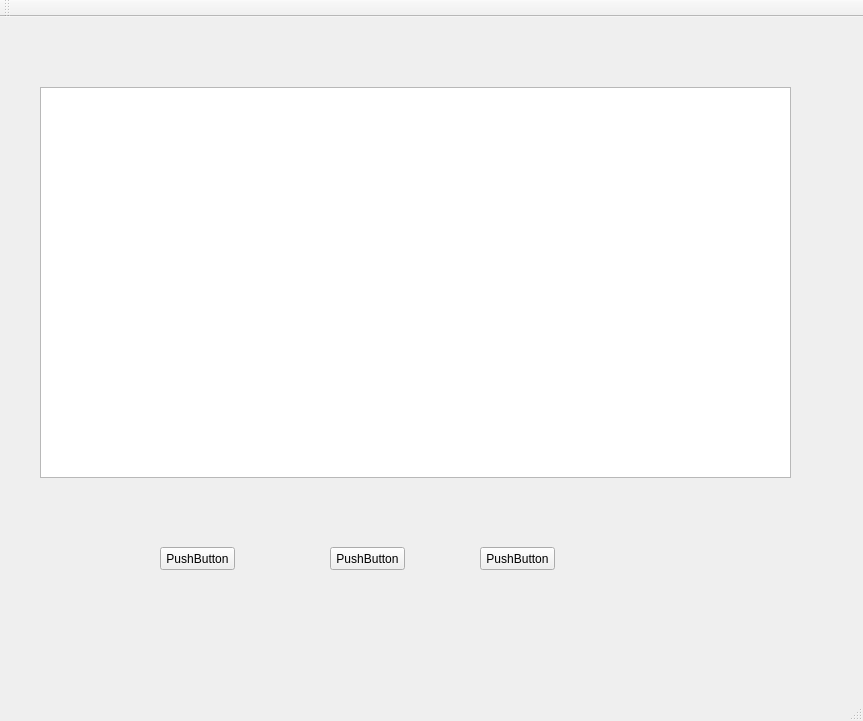
Old version of the form mainwindowencryption.ui in the repository facat/QT_Encryption.
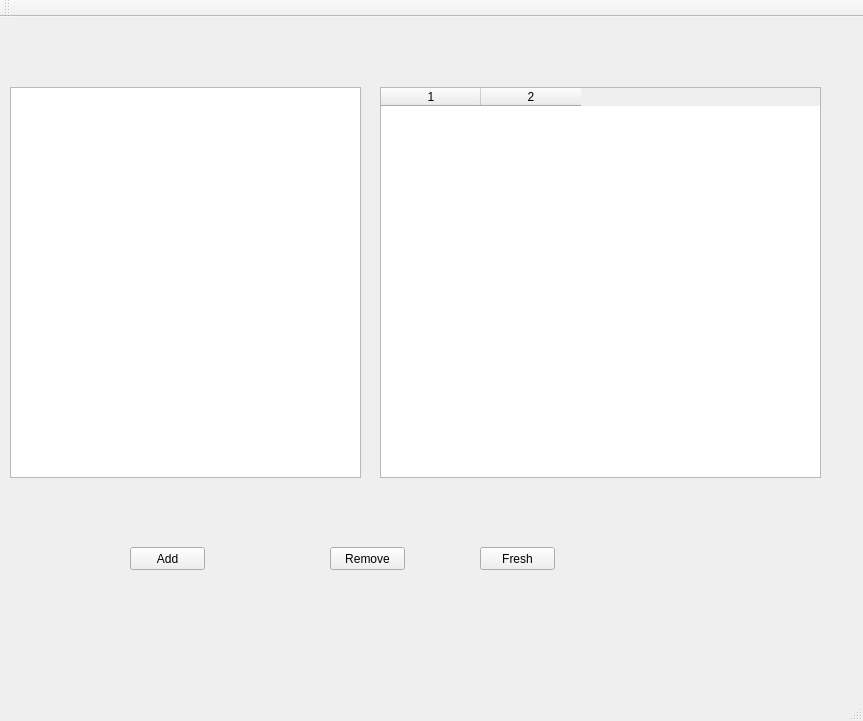
New version of the form.

What changed in the file:
```diff
--- a/mainwindowencryption.ui
+++ b/mainwindowencryption.ui
@@ -17,9 +17,9 @@
    <widget class="QListWidget" name="listWidget">
     <property name="geometry">
      <rect>
-      <x>40</x>
+      <x>10</x>
       <y>70</y>
-      <width>751</width>
+      <width>351</width>
       <height>391</height>
      </rect>
     </property>
@@ -34,25 +34,12 @@
      </rect>
     </property>
     <property name="text">
-     <string>PushButton</string>
+     <string>Remove</string>
     </property>
    </widget>
    <widget class="QPushButton" name="pushButtonFresh">
     <property name="geometry">
      <rect>
-      <x>160</x>
-      <y>530</y>
-      <width>75</width>
-      <height>23</height>
-     </rect>
-    </property>
-    <property name="text">
-     <string>PushButton</string>
-    </property>
-   </widget>
-   <widget class="QPushButton" name="pushButtonRemove">
-    <property name="geometry">
-     <rect>
       <x>480</x>
       <y>530</y>
       <width>75</width>
@@ -60,9 +47,43 @@
      </rect>
     </property>
     <property name="text">
-     <string>PushButton</string>
+     <string>Fresh</string>
     </property>
    </widget>
+   <widget class="QPushButton" name="pushButtonAdd">
+    <property name="geometry">
+     <rect>
+      <x>130</x>
+      <y>530</y>
+      <width>75</width>
+      <height>23</height>
+     </rect>
+    </property>
+    <property name="text">
+     <string>Add</string>
+    </property>
+   </widget>
+   <widget class="QTableWidget" name="tableWidgetDetail">
+    <property name="geometry">
+     <rect>
+      <x>380</x>
+      <y>70</y>
+      <width>441</width>
+      <height>391</height>
+     </rect>
+    </property>
+    <property name="sortingEnabled">
+     <bool>true</bool>
+    </property>
+    <property name="cornerButtonEnabled">
+     <bool>false</bool>
+    </property>
+    <property name="columnCount">
+     <number>2</number>
+    </property>
+    <column/>
+    <column/>
+   </widget>
   </widget>
   <widget class="QMenuBar" name="menuBar">
    <property name="geometry">
```
Left out of the diff: 4 changed lines with no effect on the pictures.
